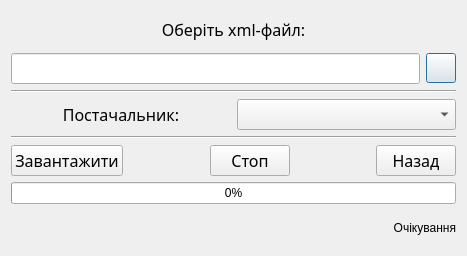
The window that AutoCenterDesktop/dialogs/loadsupplierpricelist.ui (Sage-Cat/AutoCenterDesktop) describes before a commit, drawn with Qt 5.
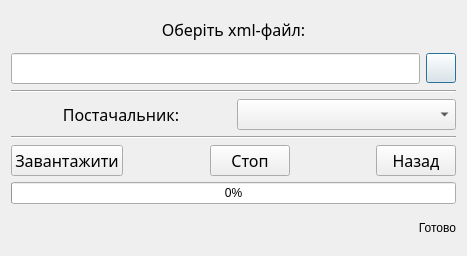
The same window after the commit. Icons and pictures are not drawn.

The edit to the form file:
```diff
--- a/AutoCenterDesktop/dialogs/loadsupplierpricelist.ui
+++ b/AutoCenterDesktop/dialogs/loadsupplierpricelist.ui
@@ -220,7 +220,7 @@
    <item>
     <widget class="QLabel" name="label_status">
      <property name="text">
-      <string>Очікування</string>
+      <string>Готово</string>
      </property>
      <property name="alignment">
       <set>Qt::AlignRight|Qt::AlignTrailing|Qt::AlignVCenter</set>
```
Left out of the diff: 4 changed lines with no effect on the pictures.
